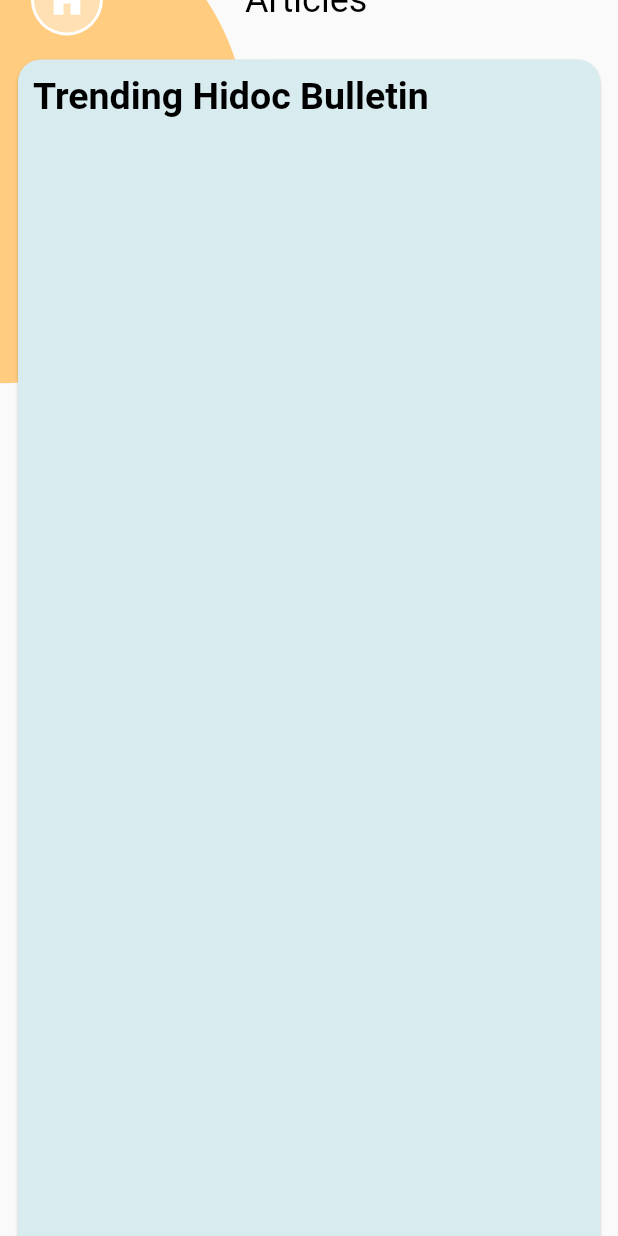
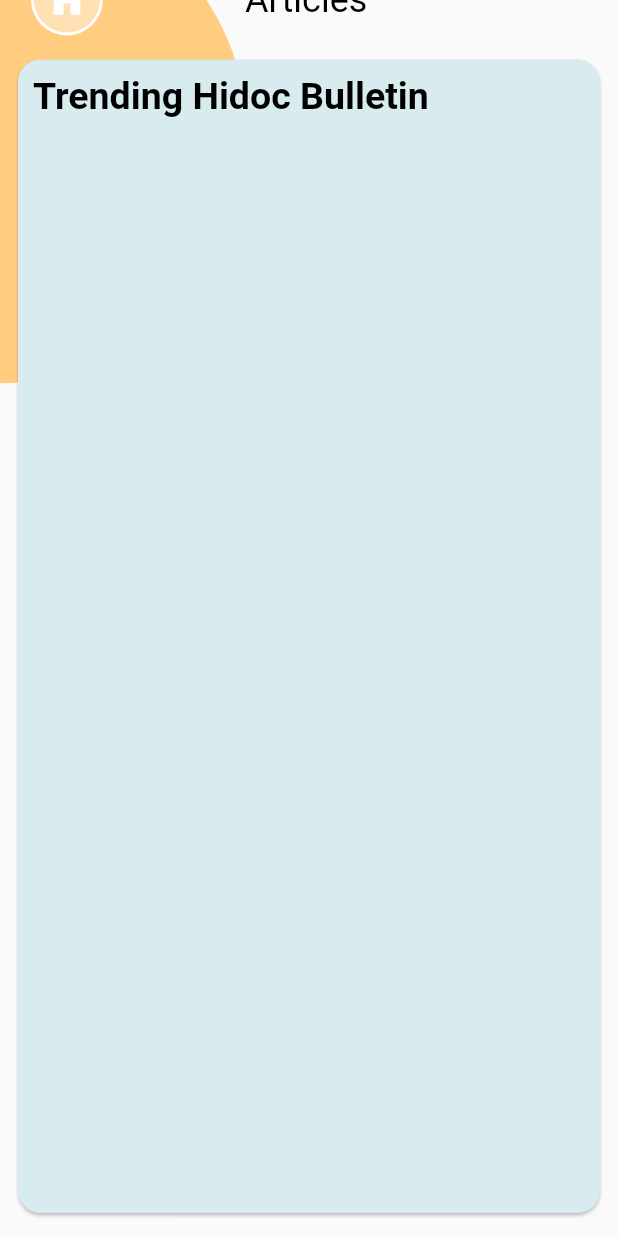
Before and after one commit to tikeshsahu/hiDoc, a Flutter app: the TrendingBulletinScreen screen opened directly with empty values, scrolled down 49 dp, on a phone screen of 412 x 824 dp. Run offline on Flutter 3.47's test engine with Material 2 defaults, Android fonts, the light colour scheme and no system bars; our stand-ins replace webview_flutter; network calls fail.

Commit message:
final commit

```diff
--- a/lib/screens/mobileScreens/bulletinScreen.dart
+++ b/lib/screens/mobileScreens/bulletinScreen.dart
@@ -45,6 +45,7 @@
                   const SizedBox(height: 10),
                   Expanded(
                       child: ListView.builder(
+                    //itemCount: bulletin.length,
                     itemCount: 1,
                     itemBuilder: (context, index) {
                       return bulletinBox(context);
@@ -90,6 +91,7 @@
         Padding(
           padding: const EdgeInsets.symmetric(horizontal: 10),
           child: Column(
+            crossAxisAlignment: CrossAxisAlignment.start,
             children: [
               Text(
                 bulletin.articleTitle!,
--- a/lib/screens/mobileScreens/trendingBulletinScreen.dart
+++ b/lib/screens/mobileScreens/trendingBulletinScreen.dart
@@ -50,8 +50,10 @@
                           const SizedBox(
                             height: 20,
                           ),
+                          //Expanded
                           SizedBox(
-                              height: MediaQuery.of(context).size.height,
+                              height: 700,
+                              //height: MediaQuery.of(context).size.height,
                               child: ListView.builder(
                                 itemCount: trendingBulletin.length,
                                 itemBuilder: (context, index) {
--- a/lib/screens/mobileScreens/webViewScreen.dart
+++ b/lib/screens/mobileScreens/webViewScreen.dart
@@ -3,7 +3,7 @@
 
 import 'package:flutter/material.dart';
 import 'package:webview_flutter/webview_flutter.dart';
-import 'dart:html' as html;
+//import 'dart:html' as html;
 
 class WebViewScreen extends StatefulWidget {
   const WebViewScreen({super.key, required this.url});
@@ -56,7 +56,7 @@
         ),
       );
     } else {
-      html.window.open(finalUrl!, "_self");
+      //html.window.open(finalUrl!, "_self");
     }
     return Container();
   }
```
